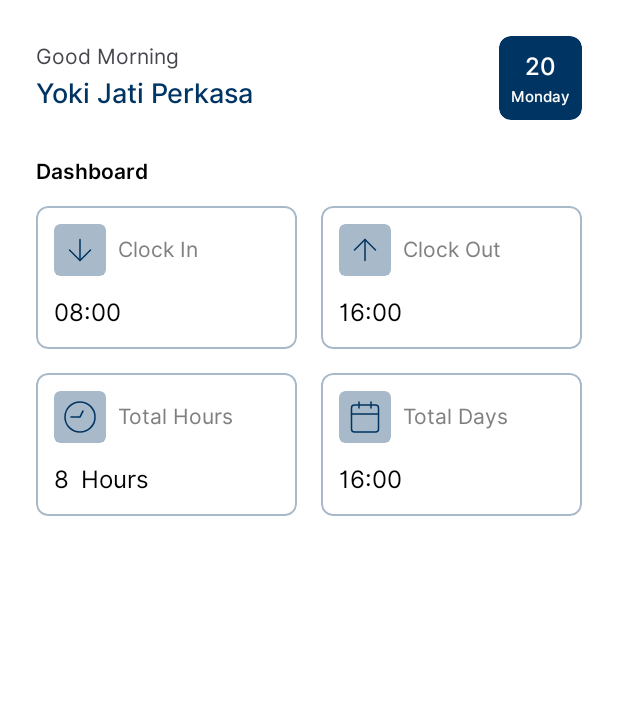
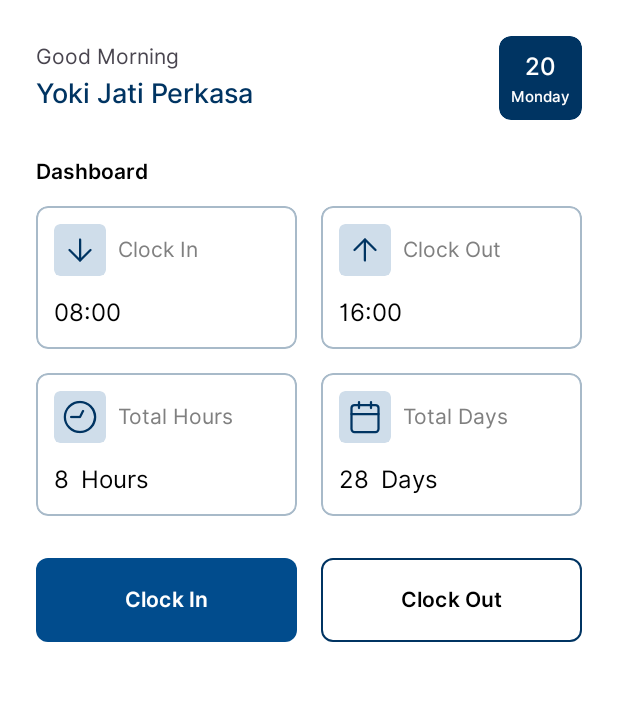
Before and after one commit to yokijatip/Feliya-Attendance, an Android app: the HomeFragment screen opened directly, with no data from a screen before it, on a phone screen of 412 x 824 dp, the part 78-779 px from its top. Run offline under Robolectric (Android 15) with nearby library versions, the phone set to English and light mode, and no system bars; plain views replace ChipNavigationBar; 2 statements that could not run were skipped.

Commit message:
Edit: Home Fragment | Add: Button in and out

```diff
--- a/app/src/main/res/drawable/ic_arrow_in_out.xml
+++ b/app/src/main/res/drawable/ic_arrow_in_out.xml
@@ -6,14 +6,14 @@
   <path
       android:pathData="M19,12L5,12"
       android:strokeLineJoin="round"
-      android:strokeWidth="1"
+      android:strokeWidth="1.5"
       android:fillColor="#00000000"
       android:strokeColor="@color/dark_primary_color"
       android:strokeLineCap="round"/>
   <path
       android:pathData="M12,19l-7,-7l7,-7"
       android:strokeLineJoin="round"
-      android:strokeWidth="1"
+      android:strokeWidth="1.5"
       android:fillColor="#00000000"
       android:strokeColor="@color/dark_primary_color"
       android:strokeLineCap="round"/>
--- a/app/src/main/res/drawable/ic_calendar_total_days.xml
+++ b/app/src/main/res/drawable/ic_calendar_total_days.xml
@@ -6,28 +6,28 @@
   <path
       android:pathData="M5,4L19,4A2,2 0,0 1,21 6L21,20A2,2 0,0 1,19 22L5,22A2,2 0,0 1,3 20L3,6A2,2 0,0 1,5 4z"
       android:strokeLineJoin="round"
-      android:strokeWidth="1"
+      android:strokeWidth="1.5"
       android:fillColor="#00000000"
       android:strokeColor="@color/dark_primary_color"
       android:strokeLineCap="round"/>
   <path
       android:pathData="M16,2L16,6"
       android:strokeLineJoin="round"
-      android:strokeWidth="1"
+      android:strokeWidth="1.5"
       android:fillColor="#00000000"
       android:strokeColor="@color/dark_primary_color"
       android:strokeLineCap="round"/>
   <path
       android:pathData="M8,2L8,6"
       android:strokeLineJoin="round"
-      android:strokeWidth="1"
+      android:strokeWidth="1.5"
       android:fillColor="#00000000"
       android:strokeColor="@color/dark_primary_color"
       android:strokeLineCap="round"/>
   <path
       android:pathData="M3,10L21,10"
       android:strokeLineJoin="round"
-      android:strokeWidth="1"
+      android:strokeWidth="1.5"
       android:fillColor="#00000000"
       android:strokeColor="@color/dark_primary_color"
       android:strokeLineCap="round"/>
--- a/app/src/main/res/drawable/ic_clock_total_hours.xml
+++ b/app/src/main/res/drawable/ic_clock_total_hours.xml
@@ -6,14 +6,14 @@
   <path
       android:pathData="M12,12m-10,0a10,10 0,1 1,20 0a10,10 0,1 1,-20 0"
       android:strokeLineJoin="round"
-      android:strokeWidth="1"
+      android:strokeWidth="1.5"
       android:fillColor="#00000000"
       android:strokeColor="@color/dark_primary_color"
       android:strokeLineCap="round"/>
   <path
       android:pathData="M12,6l0,6l4,2"
       android:strokeLineJoin="round"
-      android:strokeWidth="1"
+      android:strokeWidth="1.5"
       android:fillColor="#00000000"
       android:strokeColor="@color/dark_primary_color"
       android:strokeLineCap="round"/>
--- a/app/src/main/res/layout/fragment_home.xml
+++ b/app/src/main/res/layout/fragment_home.xml
@@ -117,6 +117,7 @@
 
     <!--  Dashboard  -->
     <LinearLayout
+        android:id="@+id/linearLayout"
         android:layout_width="0dp"
         android:layout_height="wrap_content"
         android:layout_marginTop="24dp"
@@ -443,16 +444,68 @@
                         android:layout_marginBottom="12dp"
                         android:fontFamily="@font/inter_regular"
                         android:maxLines="1"
-                        android:text="16:00"
+                        android:text="28"
                         android:textColor="@color/black"
                         android:textSize="16sp"
                         app:layout_constraintBottom_toBottomOf="parent"
                         app:layout_constraintStart_toStartOf="@+id/background_icon_total_days"
                         app:layout_constraintTop_toBottomOf="@+id/background_icon_total_days" />
 
+                    <!-- Content -->
+                    <TextView
+                        android:id="@+id/tv_days"
+                        android:layout_width="wrap_content"
+                        android:layout_height="wrap_content"
+                        android:layout_marginStart="8dp"
+                        android:fontFamily="@font/inter_regular"
+                        android:maxLines="1"
+                        android:text="@string/days"
+                        android:textColor="@color/black"
+                        android:textSize="16sp"
+                        app:layout_constraintBottom_toBottomOf="@+id/tv_total_days"
+                        app:layout_constraintStart_toEndOf="@+id/tv_total_days"
+                        app:layout_constraintTop_toTopOf="@+id/tv_total_days" />
+
                 </androidx.constraintlayout.widget.ConstraintLayout>
             </com.google.android.material.card.MaterialCardView>
 
+        </LinearLayout>
+
+        <LinearLayout
+            android:layout_width="match_parent"
+            android:layout_height="wrap_content"
+            android:layout_marginTop="24dp"
+            android:orientation="horizontal"
+            android:weightSum="2">
+
+            <!--    Button Clock in & out    -->
+            <com.google.android.material.button.MaterialButton
+                android:id="@+id/btn_clock_in"
+                android:layout_width="0dp"
+                android:layout_height="64dp"
+                android:layout_marginEnd="8dp"
+                android:layout_weight="1"
+                android:fontFamily="@font/inter_semi_bold"
+                android:text="@string/clock_in"
+                android:textSize="14sp"
+                app:cornerRadius="8dp" />
+
+            <!--    Button Clock in & out    -->
+            <com.google.android.material.button.MaterialButton
+                android:id="@+id/btn_clock_out"
+                android:layout_width="0dp"
+                android:layout_height="64dp"
+                android:layout_marginStart="8dp"
+                android:layout_weight="1"
+                android:backgroundTint="@color/white"
+                android:fontFamily="@font/inter_semi_bold"
+                android:text="@string/clock_out"
+                android:textColor="@color/black"
+                android:textSize="14sp"
+                app:cornerRadius="8dp"
+                app:rippleColor="@color/color_stroke_primary"
+                app:strokeColor="@color/dark_primary_color"
+                app:strokeWidth="1dp" />
         </LinearLayout>
 
     </LinearLayout>
--- a/app/src/main/res/values/colors.xml
+++ b/app/src/main/res/values/colors.xml
@@ -12,7 +12,7 @@
 
     <!--  Color Resource  -->
     <color name="color_stroke_primary">#A8BAC9</color>
-    <color name="color_background_icon_primary">#A8BAC9</color>
+    <color name="color_background_icon_primary">#cfddea</color>
     <color name="grey">#808080</color>
 
 </resources>
```
